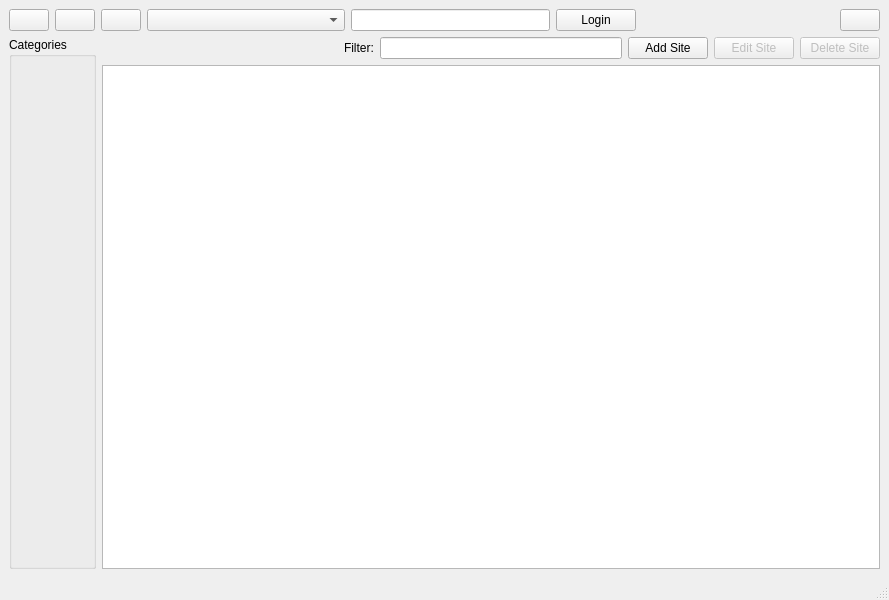
Above: ui/main_window.ui from bkueng/qMasterPassword before the change. Below: the same form after it.
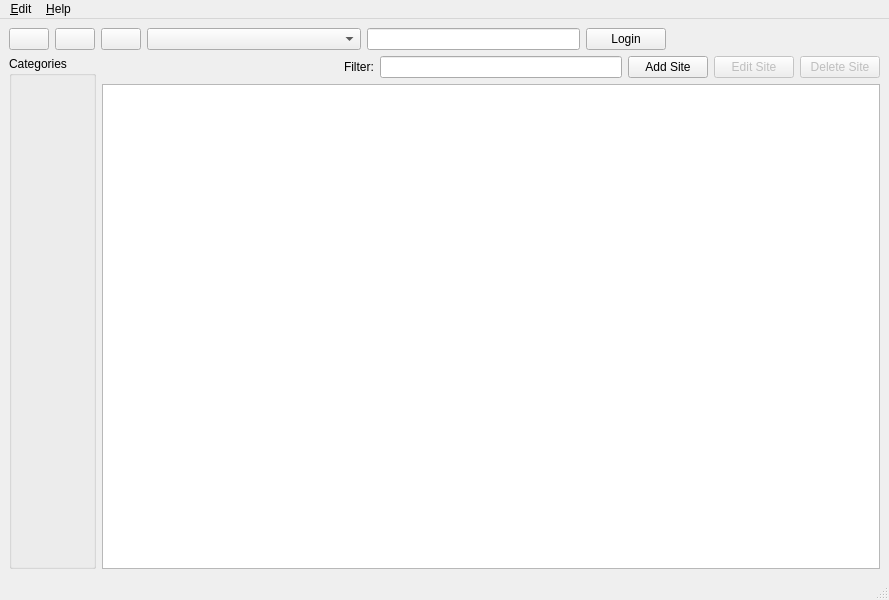
That is the form after the change. Icons and pictures are not drawn.

Commit message: add about dialog, menu for about & settings, remove settings button

Diff of the .ui file:
```diff
--- a/ui/main_window.ui
+++ b/ui/main_window.ui
@@ -90,17 +90,6 @@
         </property>
        </spacer>
       </item>
-      <item>
-       <widget class="QPushButton" name="btnSettings">
-        <property name="text">
-         <string/>
-        </property>
-        <property name="icon">
-         <iconset resource="resources.qrc">
-          <normaloff>:/settings.png</normaloff>:/settings.png</iconset>
-        </property>
-       </widget>
-      </item>
      </layout>
     </item>
     <item>
@@ -239,6 +228,20 @@
      <height>21</height>
     </rect>
    </property>
+   <widget class="QMenu" name="menuEdit">
+    <property name="title">
+     <string>&amp;Edit</string>
+    </property>
+    <addaction name="actSettings"/>
+   </widget>
+   <widget class="QMenu" name="menuHelp">
+    <property name="title">
+     <string>&amp;Help</string>
+    </property>
+    <addaction name="actAbout"/>
+   </widget>
+   <addaction name="menuEdit"/>
+   <addaction name="menuHelp"/>
   </widget>
   <widget class="QStatusBar" name="statusbar"/>
  </widget>
```
Left out of the diff: 62 changed lines with no effect on the pictures. The commit also changes 2 other files.
